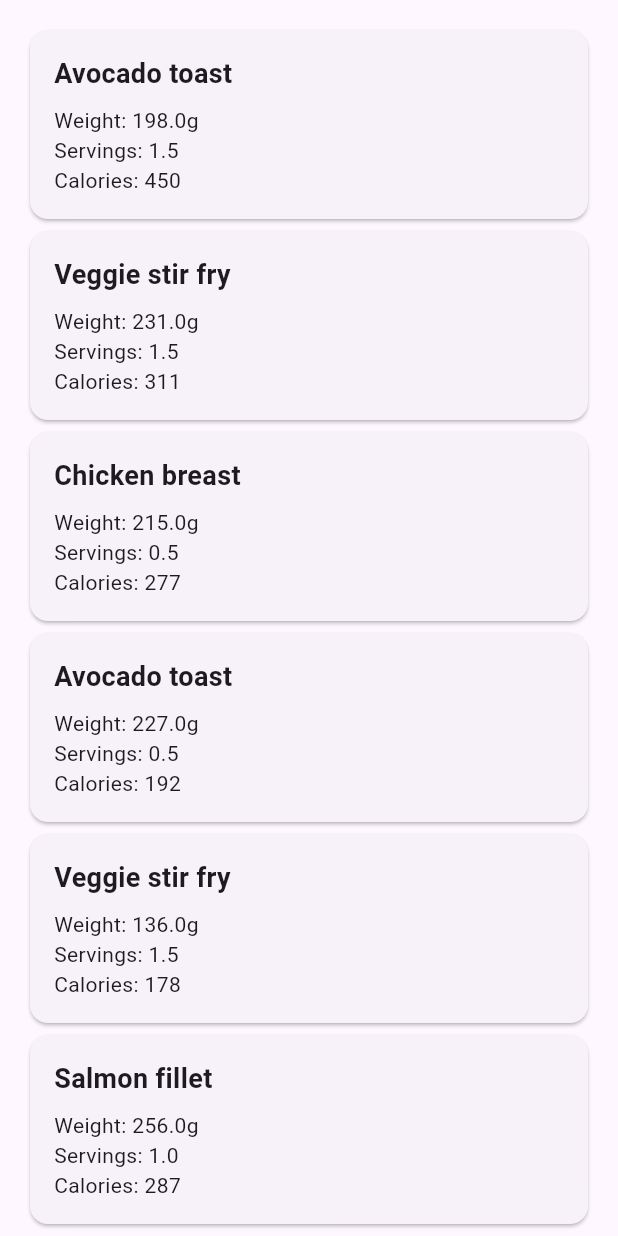
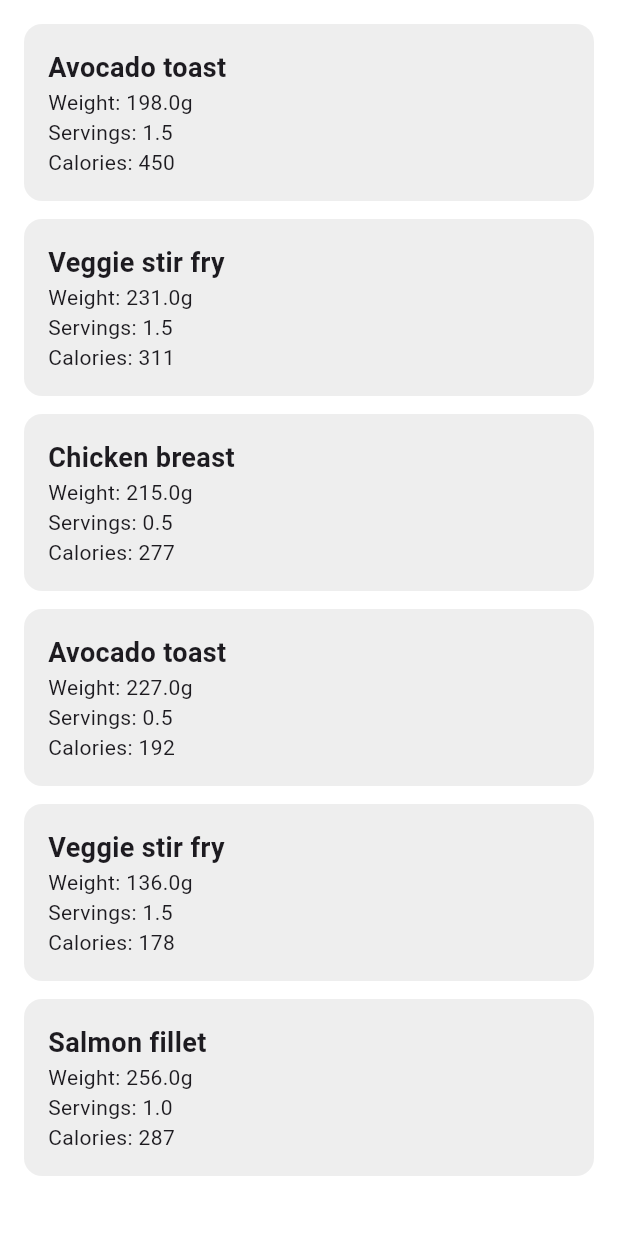
Before and after one commit to bstamenkovits/neutrino-calorie-tracker, a Flutter app: the screen it shows after launch, on a phone screen of 412 x 824 dp. Run offline on Flutter 3.47's test engine with Material 3 defaults, Android fonts, the phone set to English and light mode, and no system bars.

Commit message:
created fooditem containers and made them scrollable

```diff
--- a/src/neutrino/lib/main.dart
+++ b/src/neutrino/lib/main.dart
@@ -13,6 +13,7 @@ class MainApp extends StatelessWidget {
   @override
   Widget build(BuildContext context) {
     return MaterialApp(
+      theme: ThemeData(scaffoldBackgroundColor: Colors.white),
       home: Scaffold(
         body: const FoodItemsLoader(),
       ),
@@ -41,11 +42,11 @@ class FoodItemsLoader extends StatelessWidget {
 
         // Handle success
         final items = snapshot.data ?? [];
-        return ListView(
+        return ListView.separated(
           padding: const EdgeInsets.all(16),
-          children: [
-            for (final item in items) FoodItemContainer(item: item),
-          ],
+          itemCount: items.length,
+          itemBuilder: (context, index) => FoodItemContainer(item: items[index]),
+          separatorBuilder: (context, index) => const SizedBox(height: 12),
         );
       },
     );
@@ -60,21 +61,22 @@ class FoodItemContainer extends StatelessWidget {
 
   @override
   Widget build(BuildContext context) {
-    return Card(
-      shape: RoundedRectangleBorder(borderRadius: BorderRadius.circular(12)),
-      child: Padding(
+    return Container(
+      decoration: BoxDecoration(
+        color: Colors.grey[200],
+        borderRadius: BorderRadius.circular(12),
+      ),
       padding: const EdgeInsets.all(16),
       child: Column(
         crossAxisAlignment: CrossAxisAlignment.start,
         children: [
           Text(item.name, style: const TextStyle(fontSize: 18, fontWeight: FontWeight.bold)),
-            const SizedBox(height: 8),
+          // const SizedBox(height: 8),
           Text('Weight: ${item.weight}g'),
           Text('Servings: ${item.servings}'),
           Text('Calories: ${item.calories}'),
         ],
       ),
-      ),
     );
   }
 }
```
Lines whose indentation alone changed are shown as unchanged.
